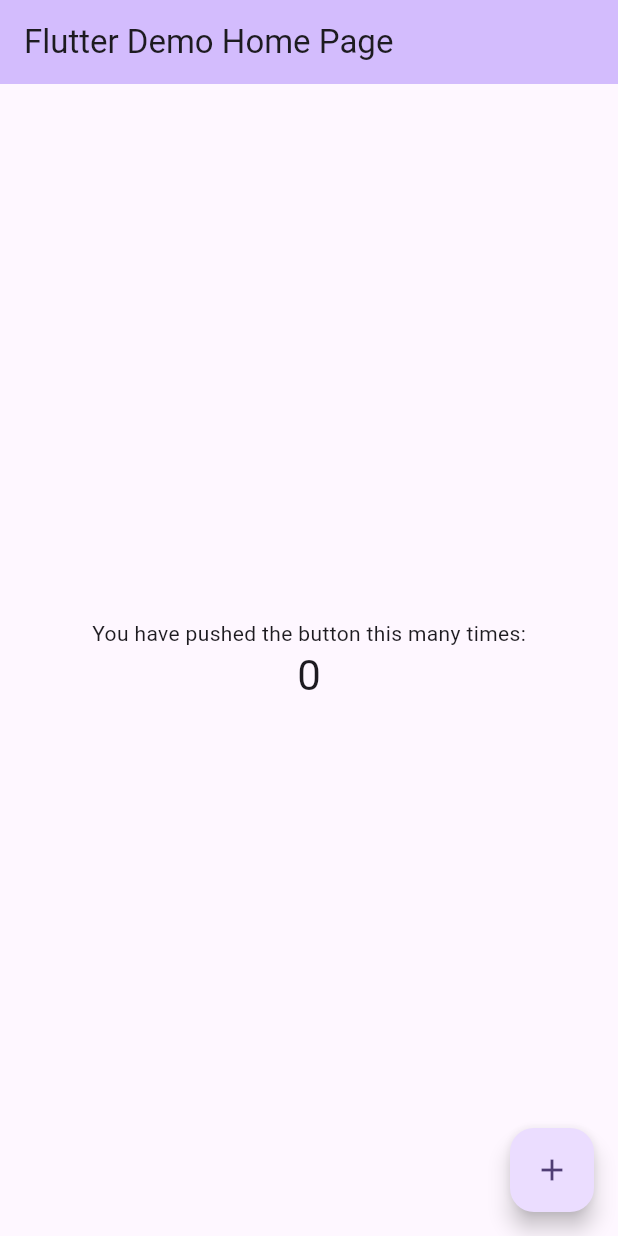
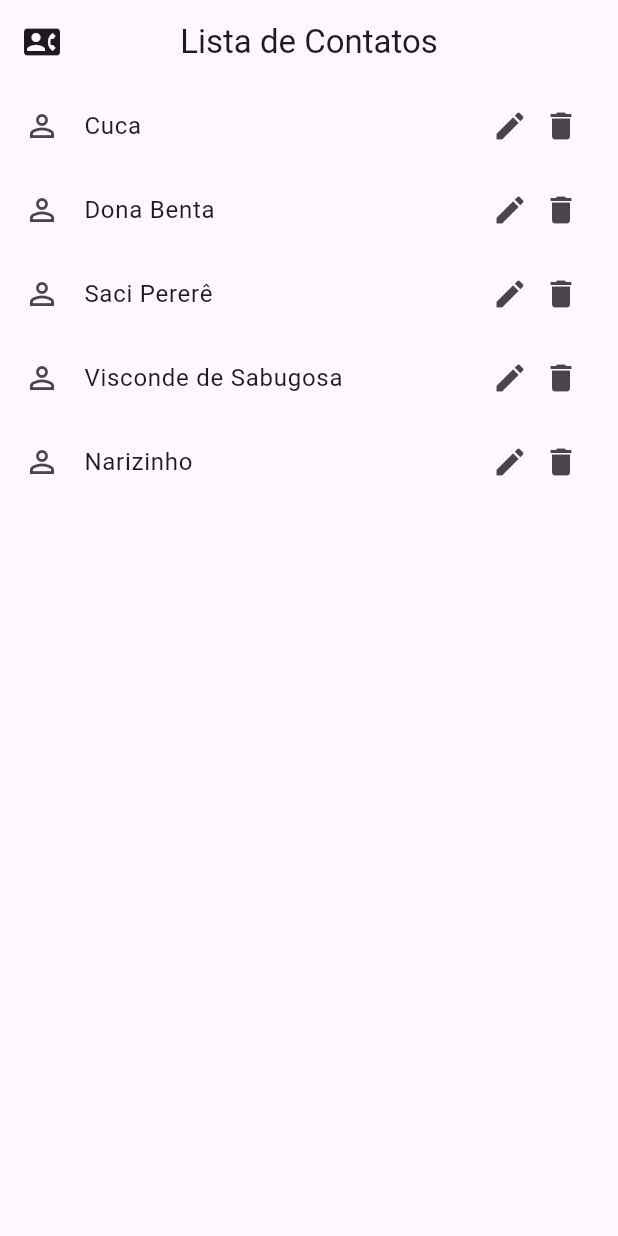
Before and after one commit to LeonardoOliveira2310/flutter, a Flutter app: the screen it shows after launch, on a phone screen of 412 x 824 dp. Run offline on Flutter 3.47's test engine with Material 3 defaults, Android fonts, the phone set to English and light mode, and no system bars.

Commit message:
Refatorado Lista de Contatos
Nesta lista criei dois componentes separados uma ListView.builder e uma ListTile onde deixa padronizado sempre que for utilizar, não tendo que reescrever o código em cada tela, ai é só chamar o componente e pronto.

```diff
--- a/lista_contatos/lib/main.dart
+++ b/lista_contatos/lib/main.dart
@@ -7,116 +7,60 @@ void main() {
 class MyApp extends StatelessWidget {
   const MyApp({super.key});
 
-  // This widget is the root of your application.
   @override
   Widget build(BuildContext context) {
     return MaterialApp(
-      title: 'Flutter Demo',
-      theme: ThemeData(
-        // This is the theme of your application.
-        //
-        // TRY THIS: Try running your application with "flutter run". You'll see
-        // the application has a purple toolbar. Then, without quitting the app,
-        // try changing the seedColor in the colorScheme below to Colors.green
-        // and then invoke "hot reload" (save your changes or press the "hot
-        // reload" button in a Flutter-supported IDE, or press "r" if you used
-        // the command line to start the app).
-        //
-        // Notice that the counter didn't reset back to zero; the application
-        // state is not lost during the reload. To reset the state, use hot
-        // restart instead.
-        //
-        // This works for code too, not just values: Most code changes can be
-        // tested with just a hot reload.
-        colorScheme: .fromSeed(seedColor: Colors.deepPurple),
+      title: 'Lista de Contatos',
+      debugShowCheckedModeBanner: false,
+      theme: ThemeData(colorScheme: .fromSeed(seedColor: Colors.deepPurple)),
+      home: ListaContatos(
+        contatos: [
+          'Cuca',
+          'Dona Benta',
+          'Saci Pererê',
+          'Visconde de Sabugosa',
+          'Narizinho',
+        ],
       ),
-      home: const MyHomePage(title: 'Flutter Demo Home Page'),
     );
   }
 }
 
-class MyHomePage extends StatefulWidget {
-  const MyHomePage({super.key, required this.title});
-
-  // This widget is the home page of your application. It is stateful, meaning
-  // that it has a State object (defined below) that contains fields that affect
-  // how it looks.
-
-  // This class is the configuration for the state. It holds the values (in this
-  // case the title) provided by the parent (in this case the App widget) and
-  // used by the build method of the State. Fields in a Widget subclass are
-  // always marked "final".
-
-  final String title;
-
-  @override
-  State<MyHomePage> createState() => _MyHomePageState();
-}
-
-class _MyHomePageState extends State<MyHomePage> {
-  int _counter = 0;
-
-  void _incrementCounter() {
-    setState(() {
-      // This call to setState tells the Flutter framework that something has
-      // changed in this State, which causes it to rerun the build method below
-      // so that the display can reflect the updated values. If we changed
-      // _counter without calling setState(), then the build method would not be
-      // called again, and so nothing would appear to happen.
-      _counter++;
-    });
-  }
+class ListaContatos extends StatelessWidget {
+  ListaContatos({required this.contatos});
+  final List<String> contatos;
 
   @override
   Widget build(BuildContext context) {
-    // This method is rerun every time setState is called, for instance as done
-    // by the _incrementCounter method above.
-    //
-    // The Flutter framework has been optimized to make rerunning build methods
-    // fast, so that you can just rebuild anything that needs updating rather
-    // than having to individually change instances of widgets.
     return Scaffold(
       appBar: AppBar(
-        // TRY THIS: Try changing the color here to a specific color (to
-        // Colors.amber, perhaps?) and trigger a hot reload to see the AppBar
-        // change color while the other colors stay the same.
-        backgroundColor: Theme.of(context).colorScheme.inversePrimary,
-        // Here we take the value from the MyHomePage object that was created by
-        // the App.build method, and use it to set our appbar title.
-        title: Text(widget.title),
+        leading: Icon(Icons.contact_phone),
+        centerTitle: true,
+        title: Text("Lista de Contatos"),
       ),
-      body: Center(
-        // Center is a layout widget. It takes a single child and positions it
-        // in the middle of the parent.
-        child: Column(
-          // Column is also a layout widget. It takes a list of children and
-          // arranges them vertically. By default, it sizes itself to fit its
-          // children horizontally, and tries to be as tall as its parent.
-          //
-          // Column has various properties to control how it sizes itself and
-          // how it positions its children. Here we use mainAxisAlignment to
-          // center the children vertically; the main axis here is the vertical
-          // axis because Columns are vertical (the cross axis would be
-          // horizontal).
-          //
-          // TRY THIS: Invoke "debug painting" (choose the "Toggle Debug Paint"
-          // action in the IDE, or press "p" in the console), to see the
-          // wireframe for each widget.
-          mainAxisAlignment: .center,
-          children: [
-            const Text('You have pushed the button this many times:'),
-            Text(
-              '$_counter',
-              style: Theme.of(context).textTheme.headlineMedium,
-            ),
-          ],
-        ),
-      ),
-      floatingActionButton: FloatingActionButton(
-        onPressed: _incrementCounter,
-        tooltip: 'Increment',
-        child: const Icon(Icons.add),
+      body: ListView.builder(
+        itemCount: contatos.length,
+        itemBuilder: (BuildContext context, int index) =>
+            LinhaContato(contato: contatos[index]),
       ),
     );
   }
 }
+
+class LinhaContato extends StatelessWidget {
+  const LinhaContato({required this.contato});
+  final String contato;
+  @override
+  Widget build(BuildContext context) {
+    return ListTile(
+      leading: Icon(Icons.person_outline),
+      title: Text(contato),
+      trailing: Container(
+        width: 60,
+        child: Row(
+          children: [Icon(Icons.edit), SizedBox(width: 10), Icon(Icons.delete)],
+        ),
+      ),
+    );
+  }
+}
```
